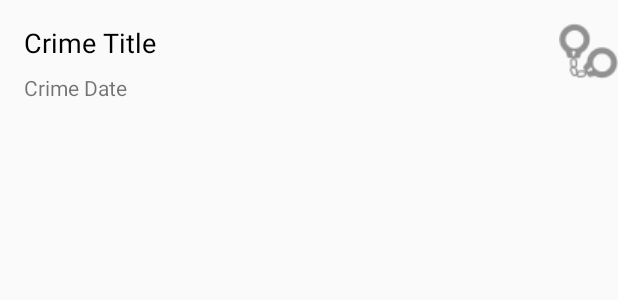
After one commit to CDelaney0/cs_3010_crime, an Android app: the layout list_item_crime.xml on its own in the app's theme, with its tools: preview values and no code run, on a phone screen of 412 x 824 dp. The commit adds this screen. Shown: the top 300 px of the screen. Run offline under Robolectric (Android 15) with nearby library versions, the phone set to English and light mode, and no system bars.

Commit message:
follow the book

```diff
--- a/app/src/main/java/com/example/crime/CrimeFragment.kt
+++ b/app/src/main/java/com/example/crime/CrimeFragment.kt
@@ -7,6 +7,7 @@ import android.view.LayoutInflater
 import android.view.View
 import android.view.ViewGroup
 import android.widget.Button
+import android.widget.CheckBox
 import android.widget.EditText
 import androidx.fragment.app.Fragment
 import androidx.fragment.app.FragmentContainer
@@ -43,7 +44,7 @@ class CrimeFragment:Fragment() {
     override fun onStart(){
         super.onStart()
 
-        val titleWatcher = object:TextWatcher{
+        val titleWatcher = object : TextWatcher{
             override fun beforeTextChanged(
                 sequence: CharSequence?,
                 start: Int,
--- /dev/null
+++ b/app/src/main/res/layout/fragment_crime_list.xml
@@ -0,0 +1,6 @@
+<?xml version="1.0" encoding="utf-8"?>
+<androidx.recyclerview.widget.RecyclerView
+    xmlns:android="http://schemas.android.com/apk/res/android"
+    android:id="@+id/crime_recycler_view"
+    android:layout_width="match_parent"
+    android:layout_height="match_parent"/>
--- /dev/null
+++ b/app/src/main/res/layout/list_item_crime.xml
@@ -0,0 +1,46 @@
+<?xml version="1.0" encoding="utf-8"?>
+<androidx.constraintlayout.widget.ConstraintLayout xmlns:android="http://schemas.android.com/apk/res/android"
+    xmlns:app="http://schemas.android.com/apk/res-auto"
+    xmlns:tools="http://schemas.android.com/tools"
+    android:id="@+id/linearLayout"
+    android:layout_width="match_parent"
+    android:layout_height="wrap_content">
+
+    <TextView
+        android:id="@+id/crime_title"
+        android:layout_width="0dp"
+        android:layout_height="wrap_content"
+        android:layout_marginStart="16dp"
+        android:layout_marginTop="16dp"
+        android:layout_marginEnd="8dp"
+        android:layout_marginBottom="8dp"
+        android:text="Crime Title"
+        android:textColor="@android:color/black"
+        android:textSize="18sp"
+        app:layout_constraintBottom_toTopOf="@+id/crime_date"
+        app:layout_constraintEnd_toStartOf="@+id/crime_solved"
+        app:layout_constraintStart_toStartOf="parent"
+        app:layout_constraintTop_toTopOf="parent" />
+
+    <TextView
+        android:id="@+id/crime_date"
+        android:layout_width="0dp"
+        android:layout_height="wrap_content"
+        android:layout_marginStart="16dp"
+        android:layout_marginTop="8dp"
+        android:layout_marginEnd="8dp"
+        android:text="Crime Date"
+        app:layout_constraintEnd_toStartOf="@+id/crime_solved"
+        app:layout_constraintStart_toStartOf="parent"
+        app:layout_constraintTop_toBottomOf="@+id/crime_title" />
+
+    <ImageView
+        android:id="@+id/crime_solved"
+        android:layout_width="wrap_content"
+        android:layout_height="wrap_content"
+        app:layout_constraintBottom_toBottomOf="parent"
+        app:layout_constraintEnd_toEndOf="parent"
+        app:layout_constraintTop_toTopOf="parent"
+        app:srcCompat="@drawable/ic_solved" />
+
+</androidx.constraintlayout.widget.ConstraintLayout>
```
Also changed, not shown: app/src/main/java/com/example/crime/CrimeListFragment.kt (+81 -0 lines), app/src/main/res/drawable/ic_solved.png (added).
